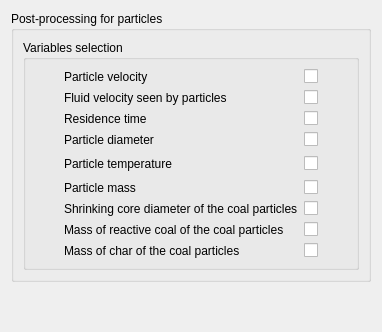
The window that gui/Pages/LagrangianOutputForm.ui (code-saturne/code_saturne) describes before a commit, drawn with Qt 5.
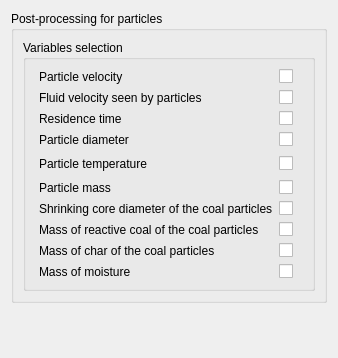
The same window after the commit.

Commit message: FIX some bugs for lagrangian and coal combustion

Diff of the .ui file:
```diff
--- a/gui/Pages/LagrangianOutputForm.ui
+++ b/gui/Pages/LagrangianOutputForm.ui
@@ -6,26 +6,26 @@
    <rect>
     <x>0</x>
     <y>0</y>
-    <width>382</width>
-    <height>332</height>
+    <width>338</width>
+    <height>358</height>
    </rect>
   </property>
   <property name="windowTitle">
    <string>Form</string>
   </property>
-  <layout class="QVBoxLayout" name="verticalLayout_2">
-   <item>
+  <layout class="QGridLayout" name="gridLayout_3">
+   <item row="0" column="0">
     <widget class="QGroupBox" name="groupBoxMode">
      <property name="title">
       <string>Post-processing for particles</string>
      </property>
-     <layout class="QVBoxLayout" name="verticalLayout">
-      <item>
+     <layout class="QGridLayout" name="gridLayout_2">
+      <item row="0" column="0">
        <widget class="QGroupBox" name="groupBoxVariables">
         <property name="title">
          <string>Variables selection</string>
         </property>
-        <layout class="QGridLayout" name="gridLayout_2">
+        <layout class="QGridLayout" name="gridLayout">
          <item row="0" column="1">
           <widget class="QLabel" name="labelIVISV2">
            <property name="toolTip">
@@ -139,7 +139,7 @@
            </property>
           </widget>
          </item>
-         <item row="4" column="3" rowspan="2">
+         <item row="4" column="3">
           <spacer>
            <property name="orientation">
             <enum>Qt::Horizontal</enum>
@@ -232,13 +232,33 @@
            </property>
           </widget>
          </item>
+         <item row="9" column="1">
+          <widget class="QLabel" name="labelIMoisture">
+           <property name="toolTip">
+            <string>Code_Saturne key word: IVISCK</string>
+           </property>
+           <property name="text">
+            <string>Mass of moisture</string>
+           </property>
+          </widget>
+         </item>
+         <item row="9" column="2">
+          <widget class="QCheckBox" name="checkBoxMoisture">
+           <property name="toolTip">
+            <string>Code_Saturne key word: IVISCK</string>
+           </property>
+           <property name="text">
+            <string/>
+           </property>
+          </widget>
+         </item>
         </layout>
        </widget>
       </item>
      </layout>
     </widget>
    </item>
-   <item>
+   <item row="1" column="0">
     <spacer name="verticalSpacer">
      <property name="orientation">
       <enum>Qt::Vertical</enum>
```
The commit also changes 11 other files.
